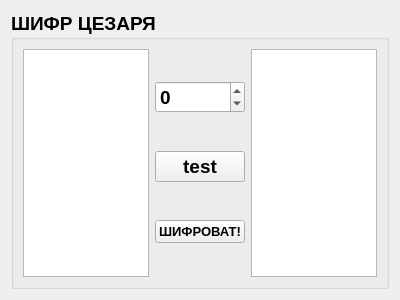
Old version of the form formcezar.ui in the repository JavaWars/textCoding.
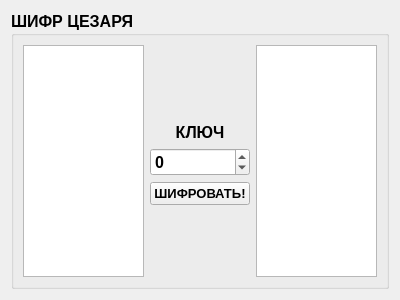
New version of the form.

```diff
--- a/formcezar.ui
+++ b/formcezar.ui
@@ -18,7 +18,7 @@
     <widget class="QGroupBox" name="groupBox">
      <property name="font">
       <font>
-       <pointsize>14</pointsize>
+       <pointsize>12</pointsize>
        <weight>75</weight>
        <bold>true</bold>
       </font>
@@ -27,11 +27,34 @@
       <string>ШИФР ЦЕЗАРЯ</string>
      </property>
      <layout class="QGridLayout" name="gridLayout_2">
-      <item row="0" column="0">
+      <item row="0" column="0" rowspan="3">
        <widget class="QTextEdit" name="openDataTextEdit"/>
       </item>
       <item row="0" column="1">
+       <spacer name="verticalSpacer_2">
+        <property name="orientation">
+         <enum>Qt::Vertical</enum>
+        </property>
+        <property name="sizeHint" stdset="0">
+         <size>
+          <width>20</width>
+          <height>72</height>
+         </size>
+        </property>
+       </spacer>
+      </item>
+      <item row="0" column="2" rowspan="3">
+       <widget class="QTextEdit" name="closeDataTextEdit"/>
+      </item>
+      <item row="1" column="1">
        <layout class="QVBoxLayout" name="verticalLayout">
+        <item>
+         <widget class="QLabel" name="label">
+          <property name="text">
+           <string>&lt;html&gt;&lt;head/&gt;&lt;body&gt;&lt;p align=&quot;center&quot;&gt;КЛЮЧ&lt;/p&gt;&lt;/body&gt;&lt;/html&gt;</string>
+          </property>
+         </widget>
+        </item>
         <item>
          <widget class="QSpinBox" name="spinBox">
           <property name="minimum">
@@ -42,13 +65,6 @@
           </property>
          </widget>
         </item>
-        <item>
-         <widget class="QPushButton" name="pushButton_2">
-          <property name="text">
-           <string>test</string>
-          </property>
-         </widget>
-        </item>
         <item>
          <widget class="QPushButton" name="pushButton">
           <property name="font">
@@ -59,14 +75,24 @@
            </font>
           </property>
           <property name="text">
-           <string>ШИФРОВАТ!</string>
+           <string>ШИФРОВАТЬ!</string>
           </property>
          </widget>
         </item>
        </layout>
       </item>
-      <item row="0" column="2">
-       <widget class="QTextEdit" name="closeDataTextEdit"/>
+      <item row="2" column="1">
+       <spacer name="verticalSpacer">
+        <property name="orientation">
+         <enum>Qt::Vertical</enum>
+        </property>
+        <property name="sizeHint" stdset="0">
+         <size>
+          <width>20</width>
+          <height>71</height>
+         </size>
+        </property>
+       </spacer>
       </item>
      </layout>
     </widget>
```
